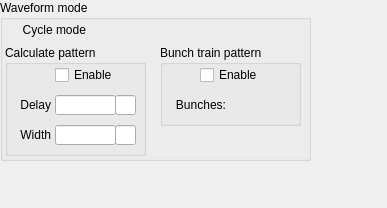
The window that ui/EVR/evr_out_cml-mode-waveform.ui (epics-modules/mrfioc2) describes before a commit, drawn with Qt 5.
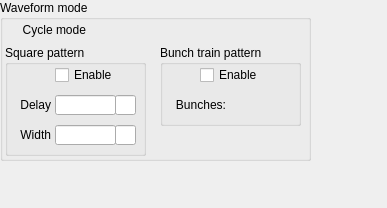
The same window after the commit. Custom widgets are drawn as their Qt base class.

Patch:
```diff
--- a/ui/EVR/evr_out_cml-mode-waveform.ui
+++ b/ui/EVR/evr_out_cml-mode-waveform.ui
@@ -87,7 +87,7 @@
      </rect>
     </property>
     <property name="title">
-     <string>Calculate pattern</string>
+     <string>Square pattern</string>
     </property>
     <widget class="caLed" name="caled_2">
      <property name="geometry">
```
